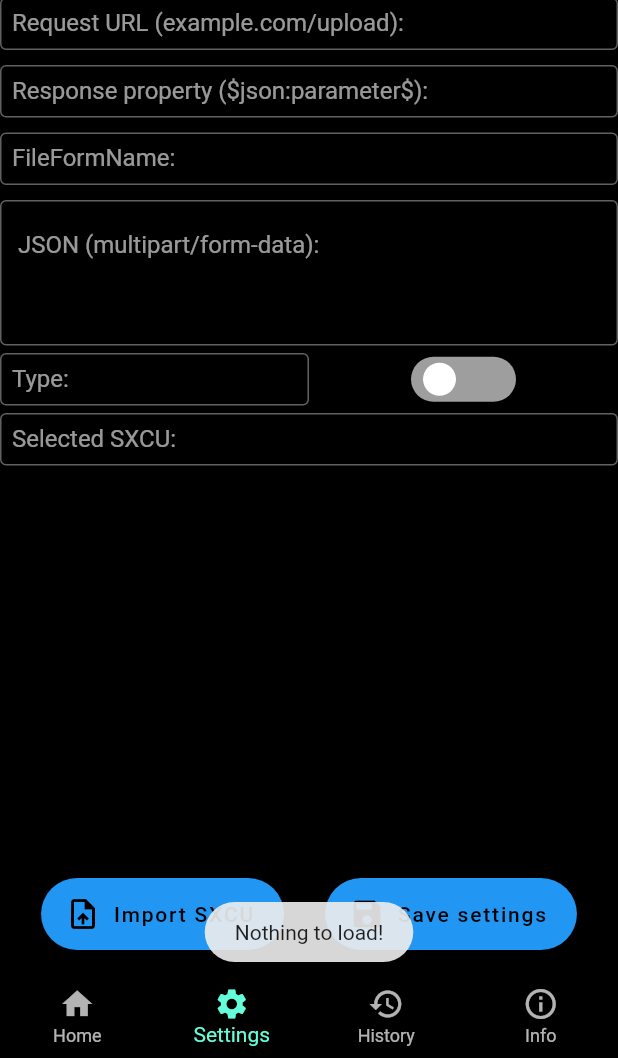
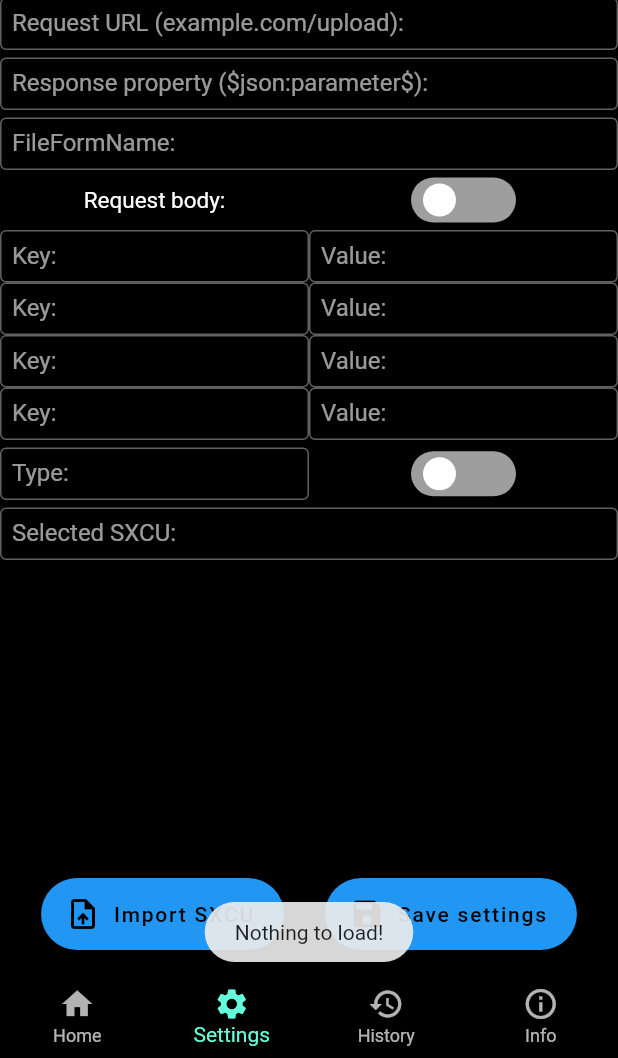
Before and after one commit to castdrian/ImageLink, a Flutter app: the screen it shows after launch, swiped to page 2, on a phone screen of 412 x 824 dp, the part 178-1236 px from its top. Run offline on Flutter 3.47's test engine with Material 2 defaults, Android fonts, the phone set to English and light mode, and no system bars; drawn by our look-alikes of flutter_switch, google_mobile_ads; our stand-ins replace chewie, file_picker, flutter_phoenix, fluttertoast, font_awesome_flutter, get_storage and 3 more; missing offline and left inert: flutter_fgbg, flutter_foreground_plugin, in_app_update, purchases_flutter, receive_sharing_intent, screenshot_callback; network calls fail; statements that could not run were skipped.

Commit message:
settings UI improvement

```diff
--- a/lib/settings.dart
+++ b/lib/settings.dart
@@ -31,6 +31,8 @@ class _SettingsState extends State<Settings>
   final agc = TextEditingController();
   final fnc = TextEditingController();
   final txc = TextEditingController();
+  List<TextEditingController> keycontrollers = [];
+  List<TextEditingController> valuecontrollers = [];
   int? idx = 0;
   bool status = false;
   bool autoexit = false;
@@ -76,7 +78,7 @@ class _SettingsState extends State<Settings>
                   contentPadding: EdgeInsets.all(8),
                 ),
               ),
-              SizedBox(height: 10),
+              SizedBox(height: 5),
               TextField(
                 controller: rsc,
                 decoration: InputDecoration(
@@ -86,7 +88,7 @@ class _SettingsState extends State<Settings>
                   contentPadding: EdgeInsets.all(8),
                 ),
               ),
-              SizedBox(height: 10),
+              SizedBox(height: 5),
               TextField(
                 controller: fnc,
                 decoration: InputDecoration(
@@ -96,14 +98,67 @@ class _SettingsState extends State<Settings>
                   contentPadding: EdgeInsets.all(8),
                 ),
               ),
-              SizedBox(height: 10),
-              TextField(
-                controller: agc,
-                decoration: InputDecoration(
+              SizedBox(height: 5),
+              Row(
+                mainAxisAlignment: MainAxisAlignment.spaceBetween,
+                children: [
+                  Expanded(
+                      child: Text('Request body:',
+                          style: TextStyle(fontSize: 15),
+                          textAlign: TextAlign.center)),
+                  Expanded(
+                      child: FlutterSwitch(
+                          width: 70.0,
+                          height: 30.0,
+                          valueFontSize: 20.0,
+                          toggleSize: 30.0,
+                          value: autoexit,
+                          borderRadius: 30.0,
+                          padding: 4.0,
+                          showOnOff: false,
+                          onToggle: (val) async {
+                            setState(() {
+                            });
+                          })),
+                ],
+              ),
+              SizedBox(height: 5),
+              Flexible(child: ListView.builder(
+                shrinkWrap: true,
+                itemCount: 4,
+                itemBuilder: (context, index) {
+                  keycontrollers.add(TextEditingController());
+                  valuecontrollers.add(TextEditingController());
+                  return Row(
+                    mainAxisAlignment: MainAxisAlignment.spaceEvenly,
+                    mainAxisSize: MainAxisSize.min,
+                    children: [
+                  Flexible(
+                    child: TextField(
+                  controller: keycontrollers[index],
+                  decoration: InputDecoration(
                     border: OutlineInputBorder(),
-                    alignLabelWithHint: true,
-                    labelText: 'JSON (multipart/form-data):'),
-                maxLines: 3,
+                    labelText: 'Key:',
+                    isDense: true,
+                    contentPadding: EdgeInsets.all(8),
+                  ),
+                ),
+                  ),
+                  Flexible(
+                    child: TextField(
+                    controller: valuecontrollers[index],
+                    decoration: InputDecoration(
+                      border: OutlineInputBorder(),
+                      labelText: 'Value:',
+                      isDense: true,
+                      contentPadding: EdgeInsets.all(8),
+                    ),
+                ),
+                ),
+              ],
+                );
+            }
+                ),
               ),
               SizedBox(height: 5),
               Row(
```
